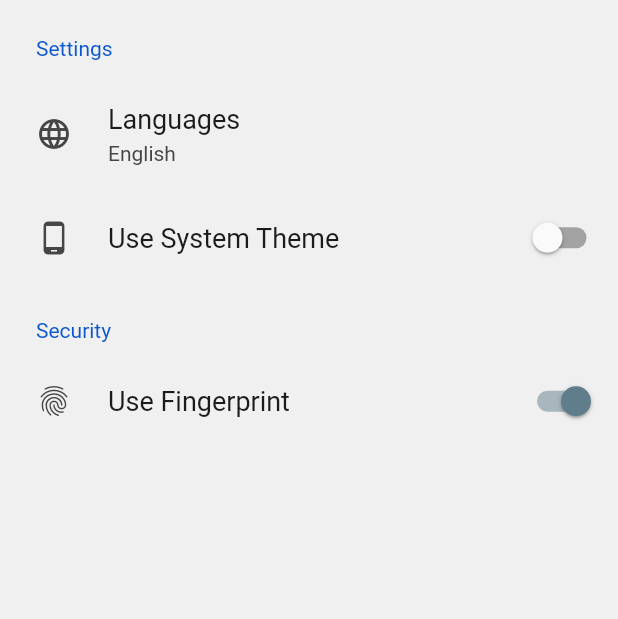
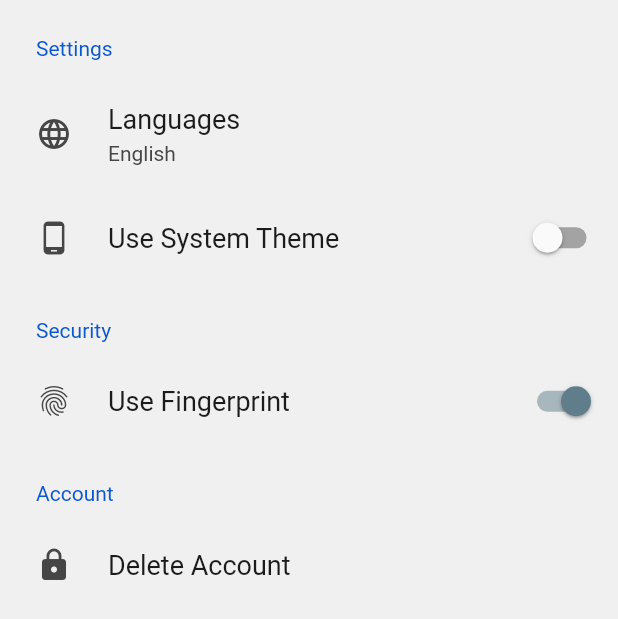
Before and after one commit to alexw92/cookapp_flutter, a Flutter app: the HomePage screen opened directly, after a tap on the "settings" icon, on a phone screen of 412 x 824 dp. Shown: the top 619 px of the screen. Run offline on Flutter 3.47's test engine with Material 2 defaults, Android fonts, the phone set to English and light mode, and no system bars; drawn by our look-alikes of settings_ui; our stand-ins replace cached_network_image, firebase_auth, firebase_core, firebase_storage, flutter_login, flutter_secure_storage and 6 more; missing offline and left inert: cached_network_image_platform_interface, fraction; accounts and stored records are empty; generated files the repository leaves out were written again; network calls fail.

Commit message:
wip: added account section in settings

```diff
--- a/lib/l10n/app_de.arb
+++ b/lib/l10n/app_de.arb
@@ -16,7 +16,10 @@
     "languages":  "Sprachen",
     "useSystemTheme": "Benutze System Theme",
     "security":  "Sicherheit",
-    "useFingerprint": "Nutze Fingerabdruck"
+    "useFingerprint": "Nutze Fingerabdruck",
+    "account": "Konto",
+    "deleteAccount": "Konto löschen"
+
 
 
 }
--- a/lib/l10n/app_en.arb
+++ b/lib/l10n/app_en.arb
@@ -19,5 +19,7 @@
     "languages":  "Languages",
     "useSystemTheme": "Use System Theme",
     "security":  "Security",
-    "useFingerprint": "Use Fingerprint"
+    "useFingerprint": "Use Fingerprint",
+    "account": "Account",
+    "deleteAccount": "Delete Account"
 }
--- a/lib/ui/pages/settings_screen.dart
+++ b/lib/ui/pages/settings_screen.dart
@@ -17,7 +17,7 @@ class _SettingsPageState extends State<SettingsPage> {
   bool isSwitched = false;
   String language = 'English';
 
-  _SettingsPageState(){
+  _SettingsPageState() {
     _fetchLocale();
   }
 
@@ -26,14 +26,14 @@ class _SettingsPageState extends State<SettingsPage> {
 
     String languageCode = prefs.getString('languageCode') ?? 'en';
 
-    if(languageCode == "en"){
+    if (languageCode == "en") {
       setState(() {
-        language= 'English';
+        language = 'English';
       });
     }
-    if(languageCode == "de"){
+    if (languageCode == "de") {
       setState(() {
-        language= 'Deutsch';
+        language = 'Deutsch';
       });
     }
 
@@ -54,7 +54,8 @@ class _SettingsPageState extends State<SettingsPage> {
                 subtitle: language,
                 leading: Icon(Icons.language),
                 onPressed: (context) async {
-                  final result = await Navigator.of(context).push(MaterialPageRoute(
+                  final result =
+                      await Navigator.of(context).push(MaterialPageRoute(
                     builder: (_) => LanguagesScreen(language: language),
                   ));
                   setState(() {
@@ -86,6 +87,21 @@ class _SettingsPageState extends State<SettingsPage> {
               ),
             ],
           ),
+          SettingsSection(
+            titlePadding: EdgeInsets.all(20),
+            title: AppLocalizations.of(context).account,
+            tiles: [
+              SettingsTile(
+                title: AppLocalizations.of(context).deleteAccount,
+                leading: Icon(Icons.lock),
+                onPressed: (context) async {
+
+
+                },
+                titleTextStyle: TextStyle(color: Colors.red),
+              ),
+            ],
+          ),
         ],
       ),
     );
```
